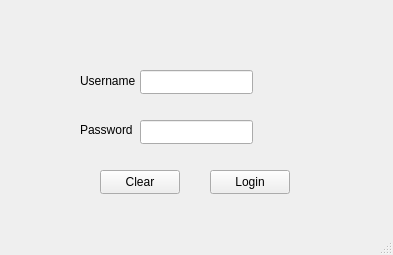
Qt form CS1CGroupProject/login.ui (IamFyrus/CS1C) before a commit.
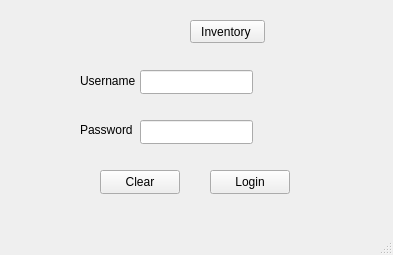
The same form after that commit.

Diff of the .ui file:
```diff
--- a/CS1CGroupProject/login.ui
+++ b/CS1CGroupProject/login.ui
@@ -95,6 +95,19 @@
      <string>Password</string>
     </property>
    </widget>
+   <widget class="QPushButton" name="inventoryButton">
+    <property name="geometry">
+     <rect>
+      <x>190</x>
+      <y>20</y>
+      <width>75</width>
+      <height>23</height>
+     </rect>
+    </property>
+    <property name="text">
+     <string>Inventory </string>
+    </property>
+   </widget>
   </widget>
   <widget class="QMenuBar" name="menubar">
    <property name="geometry">
```
Left out of the diff: 2 changed lines with no effect on the pictures.
